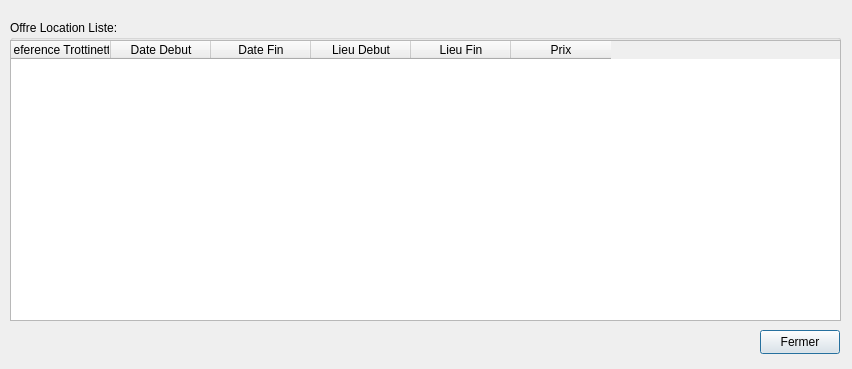
First picture: the form in View/viewlistoffrelocation.ui, repository Darhal/Trottipret, before the edit.
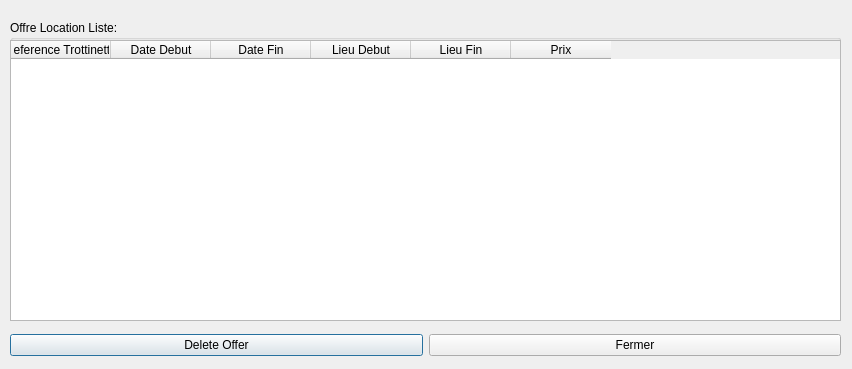
Second picture: the form after the edit.

Patch:
```diff
--- a/View/viewlistoffrelocation.ui
+++ b/View/viewlistoffrelocation.ui
@@ -66,18 +66,31 @@
     </column>
    </widget>
   </widget>
-  <widget class="QPushButton" name="fermer">
+  <widget class="QWidget" name="horizontalLayoutWidget">
    <property name="geometry">
     <rect>
-     <x>760</x>
+     <x>10</x>
      <y>330</y>
-     <width>80</width>
-     <height>24</height>
+     <width>831</width>
+     <height>31</height>
     </rect>
    </property>
+   <layout class="QHBoxLayout" name="horizontalLayout">
+    <item>
+     <widget class="QPushButton" name="pushButton">
+      <property name="text">
+       <string>Delete Offer</string>
+      </property>
+     </widget>
+    </item>
+    <item>
+     <widget class="QPushButton" name="fermer">
    <property name="text">
     <string>Fermer</string>
    </property>
+     </widget>
+    </item>
+   </layout>
   </widget>
  </widget>
  <resources/>
```
Lines whose indentation alone changed are shown as unchanged.
